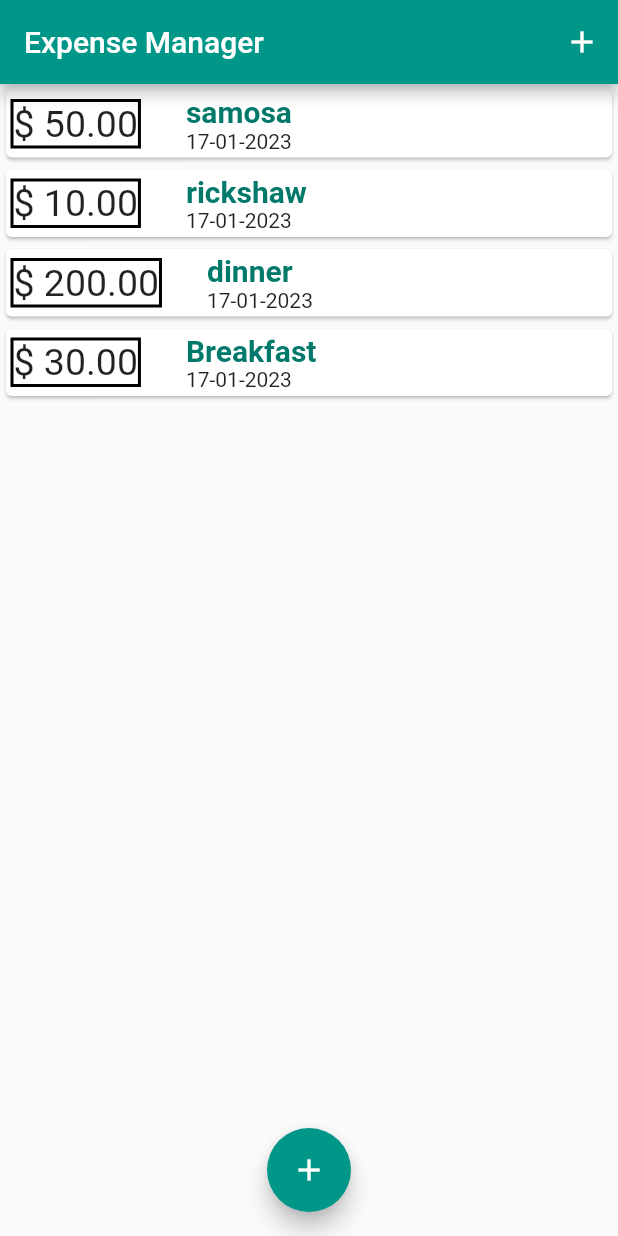
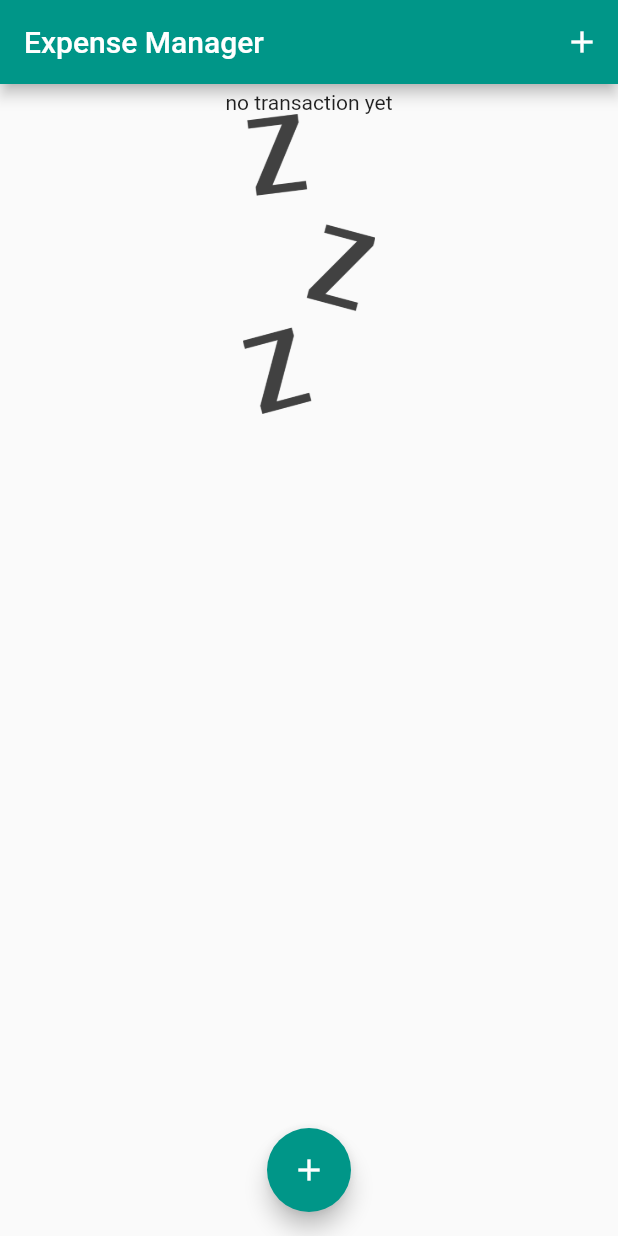
Before and after one commit to azutsavv/expense_app, a Flutter app: the screen it shows after launch, on a phone screen of 412 x 824 dp. Run offline on Flutter 3.47's test engine with Material 2 defaults, Android fonts, the phone set to English and light mode, and no system bars; our stand-ins replace google_fonts; Roboto replaces fonts that are missing (TextStyle).

Commit message:
make_usertransaction

```diff
--- a/lib/main.dart
+++ b/lib/main.dart
@@ -1,4 +1,6 @@
 import 'package:flutter/material.dart';
+import 'package:google_fonts/google_fonts.dart';
+import 'package:personal_expense_app/fonts/font1.dart';
 import 'package:personal_expense_app/widgets/homepage.dart';
 
 void main() {
@@ -13,7 +15,12 @@ class MyApp extends StatelessWidget {
   Widget build(BuildContext context) {
     return MaterialApp(
       debugShowCheckedModeBanner: false,
-      theme: ThemeData(primarySwatch: Colors.teal),
+      theme:
+       ThemeData(
+        primarySwatch: Colors.teal,
+        fontFamily:GoogleFonts.bizUDPMincho().toString() ,
+        ),
+
       initialRoute: 'welcome',
       routes: {
         'welcome' :(context) => homepage(),
--- /dev/null
+++ b/lib/widgets/chart.dart
@@ -0,0 +1,40 @@
+import 'dart:core';
+
+import 'package:flutter/material.dart';
+import 'package:flutter/src/widgets/container.dart';
+import 'package:flutter/src/widgets/framework.dart';
+import 'package:intl/intl.dart';
+import 'package:personal_expense_app/models/transaction.dart';
+
+class Chart extends StatelessWidget {
+  final List<Transaction> recenttransaction;
+  Chart(this.recenttransaction);
+
+  List<Map<String, Object>> get groupedvaluetransaction {
+    return List.generate(7, (index) {
+      final weekday = DateTime.now().subtract(Duration(days: index));
+      var totalamount = 0.0;
+
+      for (var i = 0; i < recenttransaction.length; i++) {
+        if (recenttransaction[i].date.day == weekday.day &&
+            recenttransaction[i].date.month == weekday.month &&
+            recenttransaction[i].date.year == weekday.year) {
+          totalamount += recenttransaction[i].amount;
+        }
+      }
+
+      print(DateFormat.E(weekday));
+      print(totalamount);
+      return {'day': DateFormat.E(weekday), 'amount': totalamount};
+    });
+  }
+
+  @override
+  Widget build(BuildContext context) {
+    return Card(
+      elevation: 5,
+      margin: EdgeInsets.all(2),
+      child: Row(children: []),
+    );
+  }
+}
--- a/lib/widgets/homepage.dart
+++ b/lib/widgets/homepage.dart
@@ -2,16 +2,25 @@ import 'package:flutter/material.dart';
 import 'package:flutter/src/widgets/container.dart';
 import 'package:flutter/src/widgets/framework.dart';
 import 'package:intl/intl.dart';
+import 'package:personal_expense_app/widgets/chart.dart';
 import 'package:personal_expense_app/widgets/new_transaction.dart';
 import 'package:personal_expense_app/models/transaction.dart';
 import 'package:personal_expense_app/widgets/transaction_list.dart';
-
 
 class homepage extends StatefulWidget {
   homepage({super.key});
 
   @override
   State<homepage> createState() => _homepageState();
+  final List<Transaction> _usertransaction = [];
+
+List<Transaction> get _recenttransaction{
+  return _usertransaction.where((element) {
+    return element.date.isAfter(DateTime.now().subtract(Duration(days:7)))
+  },)
+}
+
+
 }
 
 class _homepageState extends State<homepage> {
@@ -21,7 +30,6 @@ class _homepageState extends State<homepage> {
         child: Scaffold(
       appBar: AppBar(
         title: Text('Expense Manager'),
-
         actions: [
           IconButton(
               onPressed: () => _addnew_transaction(context),
@@ -31,26 +39,20 @@ class _homepageState extends State<homepage> {
       body: SingleChildScrollView(
         child: Container(
           child: Column(mainAxisAlignment: MainAxisAlignment.start, children: [
+            Chart(_usertransaction),
             SingleChildScrollView(child: transaction_list(_usertransaction))
           ]),
         ),
       ),
       floatingActionButton: FloatingActionButton(
-
         onPressed: () => _addnew_transaction(context),
-
         child: Icon(Icons.add),
       ),
       floatingActionButtonLocation: FloatingActionButtonLocation.centerFloat,
     ));
   }
 
-  final List<Transaction> _usertransaction = [
-    Transaction(amount: 50, date: DateTime.now(), id: 't1', title: 'samosa'),
-    Transaction(amount: 10, date: DateTime.now(), id: 't2', title: 'rickshaw'),
-    Transaction(amount: 200, date: DateTime.now(), id: 't3', title: 'dinner'),
-    Transaction(amount: 30, date: DateTime.now(), id: 't4', title: 'Breakfast'),
-  ];
+  final List<Transaction> _usertransaction = [];
 
   void _addTransaction(String ttle, double amt) {
     final newtxt = Transaction(
--- a/lib/widgets/transaction_list.dart
+++ b/lib/widgets/transaction_list.dart
@@ -13,7 +13,14 @@ class transaction_list extends StatelessWidget {
   Widget build(BuildContext context) {
     return Container(
       height: 400,
-      child: ListView.builder(
+      child: transaction.isEmpty?Column(
+        children: [
+          Text('no transaction yet'),
+          Container(
+            height: 200,
+            child: Image.asset('assets/images/waiting.png', fit: BoxFit.cover,))
+        ],
+      ): ListView.builder(
           itemCount: transaction.length,
           itemBuilder: (context, index) {
             return Card(
```
Also changed, not shown: lib/fonts/font1.dart (+14 -2 lines), pubspec.yaml (+4 -4 lines), assets/images/waiting.png (added), pubspec.lock, 1 other file.
